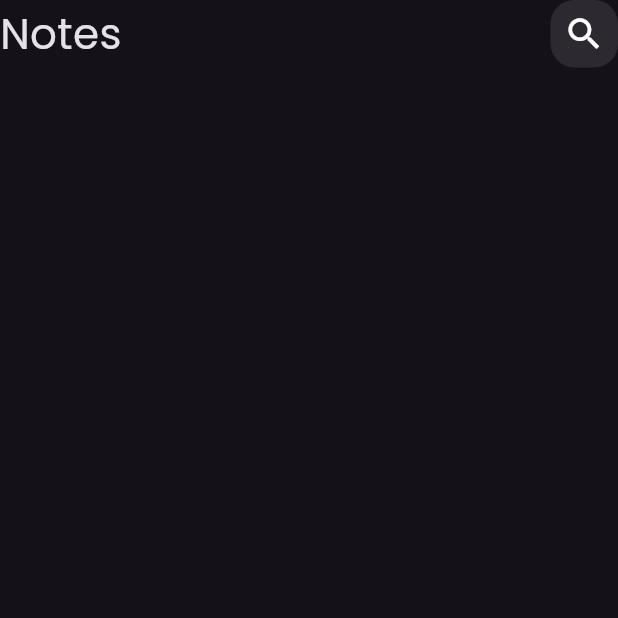
After one commit to Eng-Mosad-99/notes, a Flutter app: the screen it shows after launch, after a tap on "Flutter Tips", on a phone screen of 412 x 824 dp, the top half of it. The commit adds this screen. Run offline on Flutter 3.47's test engine with Material 3 defaults, Android fonts, the phone set to English and light mode, and no system bars; our stand-ins replace font_awesome_flutter.

Commit message:
create edit note view

```diff
--- /dev/null
+++ b/lib/views/edit_note.dart
@@ -0,0 +1,14 @@
+import 'package:flutter/material.dart';
+
+import '../widgets/edit_note_view_body.dart';
+
+class EditNoteView extends StatelessWidget {
+  const EditNoteView({super.key});
+
+  @override
+  Widget build(BuildContext context) {
+    return const Scaffold(
+      body: EditNoteViewBody(),
+    );
+  }
+}
--- /dev/null
+++ b/lib/widgets/edit_note_view_body.dart
@@ -0,0 +1,16 @@
+import 'package:flutter/material.dart';
+import 'package:notes/widgets/custom_appBar.dart';
+
+class EditNoteViewBody extends StatelessWidget {
+  const EditNoteViewBody({super.key});
+
+  @override
+  Widget build(BuildContext context) {
+    return const Column(
+      children: [
+        CustomAppBar(),
+
+      ],
+    );
+  }
+}
--- a/lib/widgets/notes_item.dart
+++ b/lib/widgets/notes_item.dart
@@ -1,12 +1,22 @@
 import 'package:flutter/material.dart';
 import 'package:font_awesome_flutter/font_awesome_flutter.dart';
+import 'package:notes/views/edit_note.dart';
 
 class NotesItem extends StatelessWidget {
   const NotesItem({super.key});
 
   @override
   Widget build(BuildContext context) {
-    return Container(
+    return GestureDetector(
+      onTap: () {
+        Navigator.push(
+          context,
+          MaterialPageRoute(
+            builder: (ctx) => const EditNoteView(),
+          ),
+        );
+      },
+      child: Container(
         padding: const EdgeInsets.only(top: 16, bottom: 16, left: 16),
         decoration: BoxDecoration(
           color: const Color(0xfffacd7d),
@@ -50,6 +60,7 @@ class NotesItem extends StatelessWidget {
             ),
           ],
         ),
+      ),
     );
   }
 }
```
Lines whose indentation alone changed are shown as unchanged.
